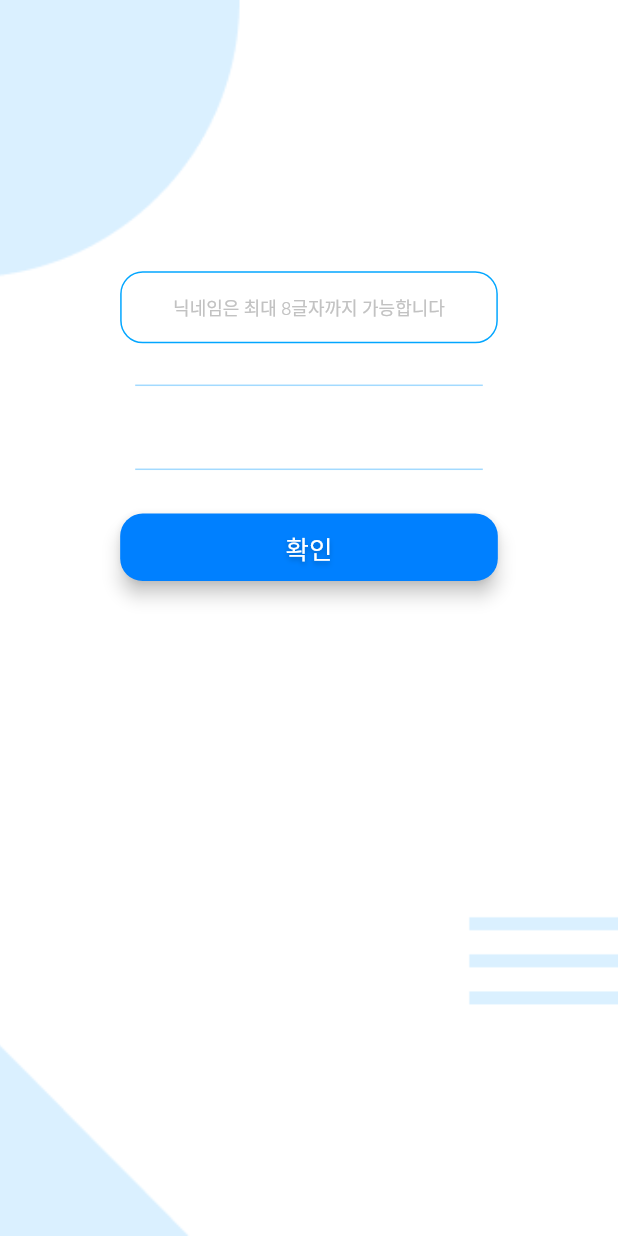
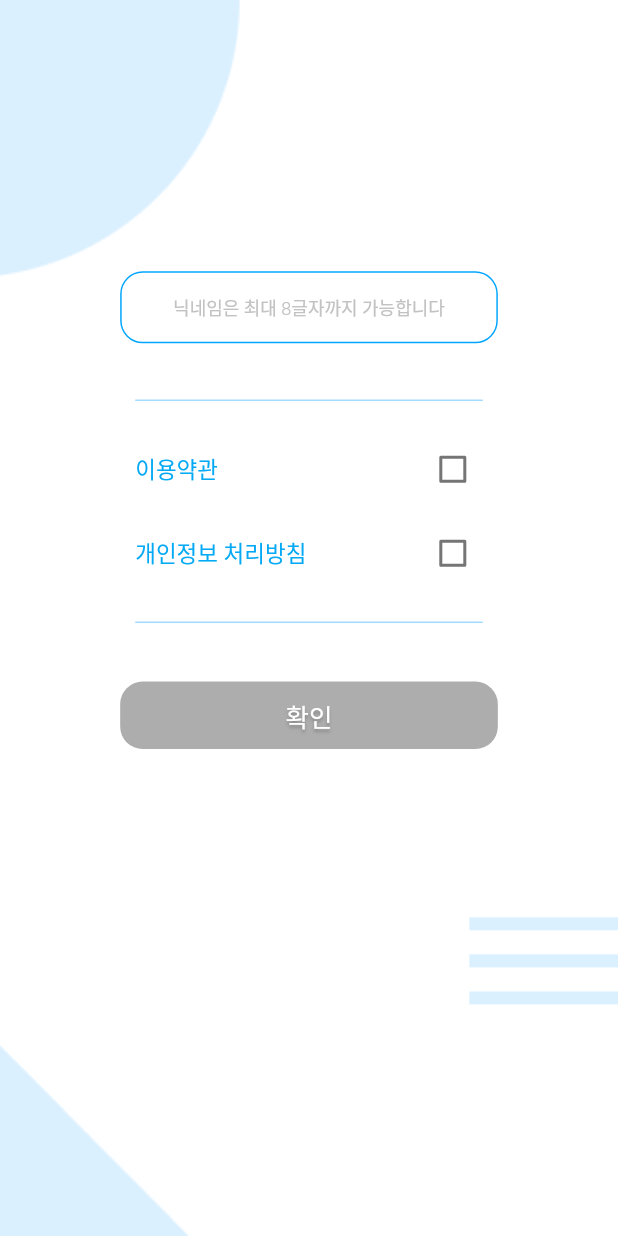
Before and after one commit to AnJW-HGU/2021CRASummer, a Flutter app: the SetNicknamePage screen opened directly, on a phone screen of 412 x 824 dp. Run offline on Flutter 3.47's test engine with Material 2 defaults, Android fonts, the light colour scheme and no system bars; our stand-ins replace flutter_screenutil, get, google_sign_in, hexcolor; Roboto replaces fonts that are missing (Barun).

Commit message:
setNicknamePage

```diff
--- a/lib/Login/setNickname_page.dart
+++ b/lib/Login/setNickname_page.dart
@@ -1,6 +1,7 @@
 import 'package:flutter/material.dart';
 import 'package:flutter_screenutil/flutter_screenutil.dart';
 import 'package:hexcolor/hexcolor.dart';
+import 'package:studytogether/Category/category_page.dart';
 import 'package:studytogether/main.dart';
 import 'dart:ui';
 import 'package:get/get.dart';
@@ -12,6 +13,10 @@ class SetNicknamePage extends StatefulWidget {
 }
 
 class _SetNicknamePageState extends State<SetNicknamePage> {
+  bool _isChecked1 = false; //이용약관
+  bool _isChecked2 = false; //개인정보 처리
+  bool agree = false; //둘 다 동의했는지
+
   @override
   Widget build(BuildContext context) {
     return ScreenUtilInit(
@@ -71,24 +76,65 @@ class _SetNicknamePageState extends State<SetNicknamePage> {
                         ),
                         //선 긋기
                         Padding(
-                          padding: EdgeInsets.only(top: 20, left: 10.w, right: 10.w, bottom: 20),
+                          padding: EdgeInsets.only(top: 30, left: 10.w, right: 10.w, bottom: 10),
                           child: Divider(color: themeColor3, thickness: 1.0,),
                         ),
-                        //이용약관, 개인정보처리방침
 
 
-
+                        //이용약관, 개인정보처리방침
+                        Container(
+                          padding: EdgeInsets.only(left: 10.w, right: 10.w),
+                          child: CheckboxListTile(
+                            contentPadding: EdgeInsets.all(0),
+                            title: const Text('이용약관', style: TextStyle(
+                                fontSize: 15,
+                                fontWeight: FontWeight.w500,
+                                color: Colors.lightBlue,
+                                fontFamily: "Barun",
+                            ),),
+                            value: _isChecked1,
+                            onChanged: (value) {
+                              setState(() {
+                                _isChecked1 = value!;
+                              });
+                            },
+                            activeColor: themeColor2,
+                            checkColor: Colors.white,
+                            isThreeLine: false,
+                            selected: _isChecked1,
+                          ),
+                        ),
+                        Container(
+                          padding: EdgeInsets.only(left: 10.w, right: 10.w),
+                          child: CheckboxListTile(
+                            contentPadding: EdgeInsets.all(0),
+                            title: const Text('개인정보 처리방침', style: TextStyle(
+                              fontSize: 15,
+                              fontWeight: FontWeight.w500,
+                              color: Colors.lightBlue,
+                              fontFamily: "Barun",
+                            ),),
+                            value: _isChecked2,
+                            onChanged: (value) {
+                              setState(() {
+                                _isChecked2 = value!;
+                              });
+                            },
+                            activeColor: themeColor2,
+                            checkColor: Colors.white,
+                            isThreeLine: false,
+                            selected: _isChecked2,
+                          ),
+                        ),
                         //선 긋기
                         Padding(
-                          padding: EdgeInsets.only(top: 20, left: 10.w, right: 10.w, bottom: 20),
+                          padding: EdgeInsets.only(top: 10, left: 10.w, right: 10.w, bottom: 30),
                           child: Divider(color: themeColor3, thickness: 1.0,),
                         ),
-                        //확인 버튼
                         MaterialButton(
                           minWidth: double.infinity,
                           height: 45,
-                          //버튼이 눌리면 동작
-                          onPressed: () {},
+                          onPressed: _isChecked1 ? (_isChecked2 ? whenTap : null) : null,
                           color: themeColor1,
                           elevation: 5,
                           shape: RoundedRectangleBorder(
@@ -101,9 +147,12 @@ class _SetNicknamePageState extends State<SetNicknamePage> {
                               shadows: [Shadow(
                                 color: blurColor,
                                 offset: Offset(0,2.0),
-                                blurRadius: 4,
-                              )]
-                          ),),
+                                blurRadius: 2,
+                              )],
+                            ),),
+                          //버튼 비활성화 색
+                          //disabledElevation: 5,
+                          disabledColor: grayColor2,
                         ),
                       ],
                     ),
@@ -115,4 +164,9 @@ class _SetNicknamePageState extends State<SetNicknamePage> {
     );
   }
 
+  void whenTap(){
+    Get.offAll(CategoryPage());
+  }
+
+
 }
```
